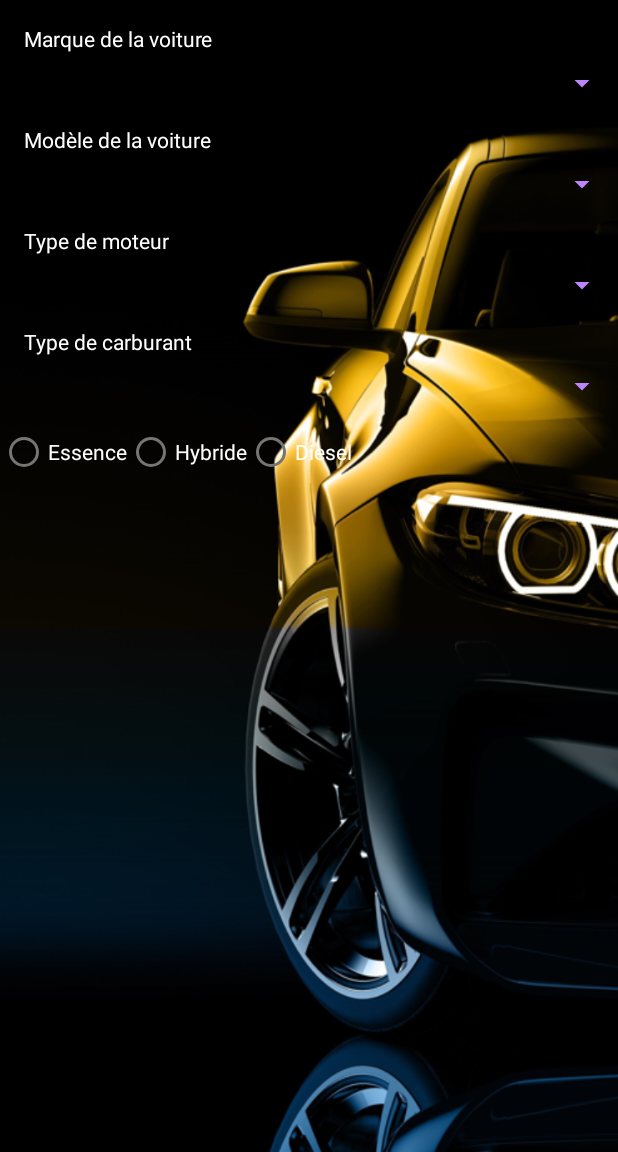
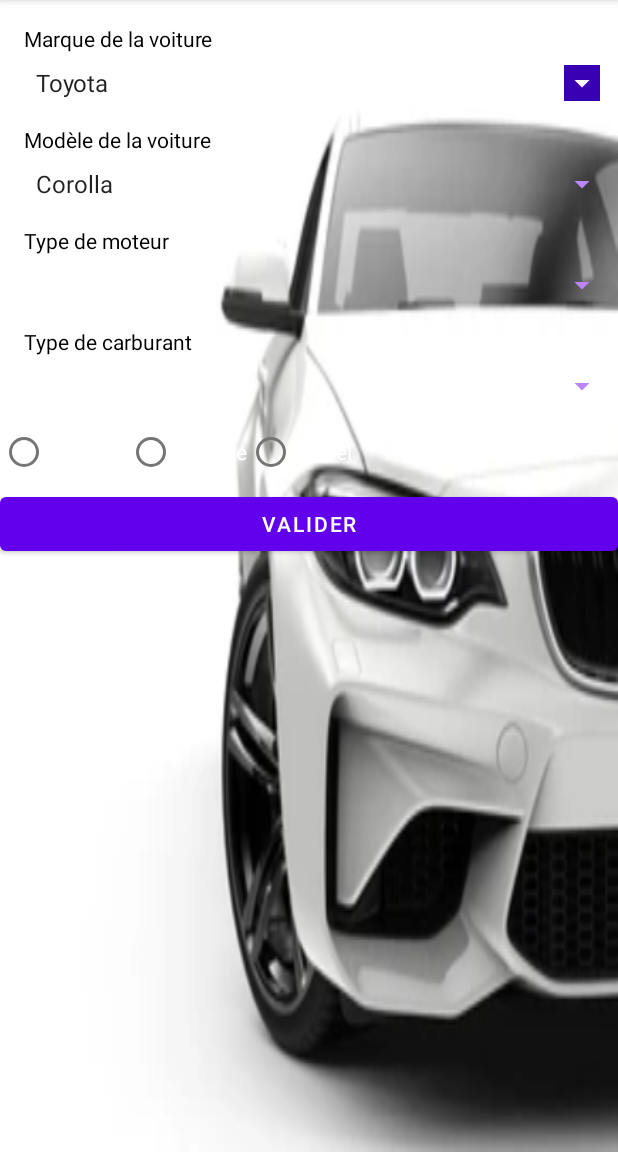
Before and after one commit to firastekup/karhebti-project, an Android app: the Page2Activity screen opened directly, with no data from a screen before it, on a phone screen of 412 x 824 dp, the part 84-1236 px from its top. Run offline under Robolectric (Android 15) with nearby library versions, the phone set to English and light mode, and no system bars.

Commit message:
ajout des model a chaque marque fixed

```diff
--- a/app/src/main/java/com/example/karhebti/Page2Activity.java
+++ b/app/src/main/java/com/example/karhebti/Page2Activity.java
@@ -9,26 +9,42 @@ import androidx.appcompat.app.AppCompatActivity;
 
 public class Page2Activity extends AppCompatActivity {
 
-    private Spinner modeleSpinner; // Déclarer le Spinner modeleSpinner au niveau de la classe
-
     @Override
     protected void onCreate(Bundle savedInstanceState) {
         super.onCreate(savedInstanceState);
         setContentView(R.layout.page2);
 
-        Spinner spinner = findViewById(R.id.spinner_marque);
-        modeleSpinner = findViewById(R.id.spinner_modele); // Initialiser le Spinner modeleSpinner
+        // Récupérer les Spinners
+        Spinner spinner_marque = findViewById(R.id.spinner_marque);
+        Spinner spinner_modele = findViewById(R.id.spinner_modele);
 
+        // Récupérer les marques de voiture depuis les ressources
         String[] carBrands = getResources().getStringArray(R.array.car_brands);
-        ArrayAdapter<String> adapter = new ArrayAdapter<>(this, android.R.layout.simple_spinner_item, carBrands);
-        adapter.setDropDownViewResource(android.R.layout.simple_spinner_dropdown_item);
-        spinner.setAdapter(adapter);
 
-        spinner.setOnItemSelectedListener(new AdapterView.OnItemSelectedListener() {
+        // Créer un ArrayAdapter pour les marques de voiture
+        ArrayAdapter<String> adapterMarques = new ArrayAdapter<>(this, android.R.layout.simple_spinner_item, carBrands);
+        adapterMarques.setDropDownViewResource(android.R.layout.simple_spinner_dropdown_item);
+
+        // Lier l'ArrayAdapter au Spinner des marques
+        spinner_marque.setAdapter(adapterMarques);
+
+        // Définir un écouteur d'événements sur le Spinner des marques
+        spinner_marque.setOnItemSelectedListener(new AdapterView.OnItemSelectedListener() {
             @Override
             public void onItemSelected(AdapterView<?> parent, View view, int position, long id) {
-                String selectedBrand = (String) parent.getItemAtPosition(position);
-                loadModelsForBrand(selectedBrand); // Appeler la méthode loadModelsForBrand ici
+                // Récupérer la marque sélectionnée
+                String selectedBrand = parent.getItemAtPosition(position).toString();
+
+                // Charger les modèles correspondant à la marque sélectionnée
+                int modelsResourceId = getResources().getIdentifier(selectedBrand.toLowerCase() + "_models", "array", getPackageName());
+                String[] carModels = getResources().getStringArray(modelsResourceId);
+
+                // Créer un ArrayAdapter pour les modèles de voiture
+                ArrayAdapter<String> adapterModeles = new ArrayAdapter<>(Page2Activity.this, android.R.layout.simple_spinner_item, carModels);
+                adapterModeles.setDropDownViewResource(android.R.layout.simple_spinner_dropdown_item);
+
+                // Lier l'ArrayAdapter au Spinner des modèles
+                spinner_modele.setAdapter(adapterModeles);
             }
 
             @Override
@@ -37,17 +53,4 @@ public class Page2Activity extends AppCompatActivity {
             }
         });
     }
-
-    // Déplacer la méthode loadModelsForBrand à l'extérieur de la méthode onCreate
-    private void loadModelsForBrand(String brand) {
-        int modelsResId = getResources().getIdentifier(brand.toLowerCase() + "_models", "array", getPackageName());
-        if (modelsResId != 0) {
-            String[] models = getResources().getStringArray(modelsResId);
-            ArrayAdapter<String> modeleAdapter = new ArrayAdapter<>(this, android.R.layout.simple_spinner_item, models);
-            modeleAdapter.setDropDownViewResource(android.R.layout.simple_spinner_dropdown_item);
-            modeleSpinner.setAdapter(modeleAdapter);
-        } else {
-            modeleSpinner.setAdapter(null);
-        }
-    }
 }
--- a/app/src/main/res/layout/page2.xml
+++ b/app/src/main/res/layout/page2.xml
@@ -2,9 +2,10 @@
 <LinearLayout xmlns:android="http://schemas.android.com/apk/res/android"
     xmlns:app="http://schemas.android.com/apk/res-auto"
     xmlns:tools="http://schemas.android.com/tools"
+    android:id="@+id/back"
     android:layout_width="match_parent"
     android:layout_height="match_parent"
-    android:background="@drawable/page2"
+    android:background="@drawable/bmwcar"
     android:orientation="vertical">
 
     <TextView
@@ -14,7 +15,7 @@
         android:layout_marginStart="16dp"
         android:layout_marginTop="16dp"
         android:text="Marque de la voiture"
-        android:textColor="@color/white" />
+        android:textColor="@color/black" />
 
     <Spinner
         android:id="@+id/spinner_marque"
@@ -22,7 +23,10 @@
         android:layout_height="wrap_content"
         android:layout_marginStart="16dp"
         android:layout_marginTop="8dp"
-        android:backgroundTint="@color/purple_200" />
+        android:backgroundTint="@color/purple_700"
+        android:backgroundTintMode="add"
+        android:spinnerMode="dropdown"
+        android:textColor="@color/teal_200" />
 
     <TextView
         android:id="@+id/textView3"
@@ -31,7 +35,7 @@
         android:layout_marginStart="16dp"
         android:layout_marginTop="16dp"
         android:text="Modèle de la voiture"
-        android:textColor="@color/white" />
+        android:textColor="@color/black" />
 
     <Spinner
         android:id="@+id/spinner_modele"
@@ -39,7 +43,9 @@
         android:layout_height="wrap_content"
         android:layout_marginStart="16dp"
         android:layout_marginTop="8dp"
-        android:backgroundTint="@color/purple_200" />
+        android:backgroundTint="@color/purple_200"
+
+        android:textAppearance="@style/SpinnerTextStyle" />
 
     <TextView
         android:id="@+id/textView4"
@@ -48,7 +54,7 @@
         android:layout_marginStart="16dp"
         android:layout_marginTop="16dp"
         android:text="Type de moteur"
-        android:textColor="@color/white" />
+        android:textColor="@color/black" />
 
     <Spinner
         android:id="@+id/spinner_type_moteur"
@@ -65,7 +71,7 @@
         android:layout_marginStart="16dp"
         android:layout_marginTop="16dp"
         android:text="Type de carburant"
-        android:textColor="@color/white" />
+        android:textColor="@color/black" />
 
     <Spinner
         android:id="@+id/spinner_type_carburant"
@@ -104,4 +110,10 @@
             android:textColor="@color/white" />
     </RadioGroup>
 
+    <Button
+        android:id="@+id/button"
+        android:layout_width="match_parent"
+        android:layout_height="wrap_content"
+        android:text="valider" />
+
 </LinearLayout>
--- /dev/null
+++ b/app/src/main/res/values/spinner_text_style.xml
@@ -0,0 +1,7 @@
+<?xml version="1.0" encoding="utf-8"?>
+<resources>
+    <style name="SpinnerTextStyle" parent="android:Widget.TextView.SpinnerItem">
+        <item name="android:textColor">@android:color/white</item>
+    </style>
+
+</resources>
```
Also changed, not shown: app/src/main/res/values/array.xml (+137 -0 lines), app/src/main/res/drawable/bmwcar.png (added).
